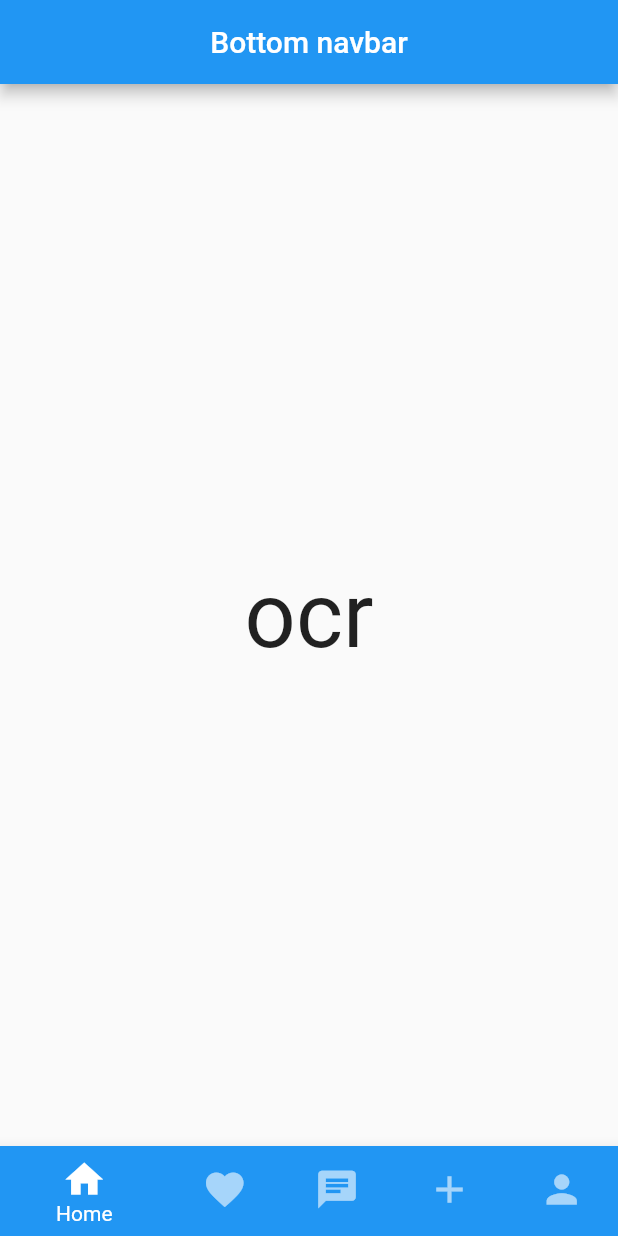
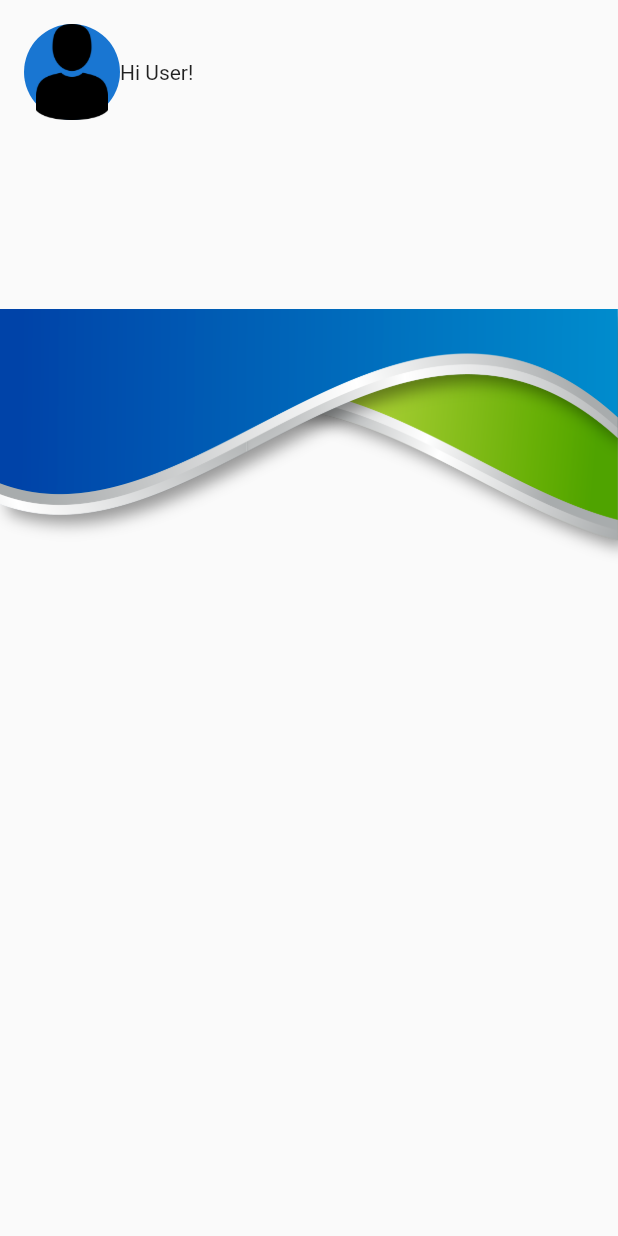
Before and after one commit to SmartShala/SmartShala_frontend-Flutter-, a Flutter app: the screen it shows after launch, on a phone screen of 412 x 824 dp. Run offline on Flutter 3.47's test engine with Material 2 defaults, Android fonts, the light colour scheme and no system bars.

Commit message:
icon add

```diff
--- a/smart_shala/lib/home.dart
+++ b/smart_shala/lib/home.dart
@@ -15,7 +15,7 @@ class MainPage extends StatefulWidget {
 class _MainPageState extends State<MainPage> {
   int currentIndex = 0;
   final screens = [
-    //testpage(),
+    const testpage(),
     ocrpage(),
     //addtestpage(),
     const LoginView(),
--- a/smart_shala/lib/main.dart
+++ b/smart_shala/lib/main.dart
@@ -2,6 +2,7 @@ import 'package:flutter/material.dart';
 import './login.dart';
 import './register.dart';
 import './home.dart';
+import '/test.dart';
 
 void main() {
   WidgetsFlutterBinding.ensureInitialized();
@@ -10,11 +11,12 @@ void main() {
     theme: ThemeData(
       primarySwatch: Colors.blue,
     ),
-    home: const MainPage(),
+    home: const testpage(),
     routes: {
       '/login/': (context) => const LoginView(),
       '/register/': (context) => const RegisterView(),
-      '/home/': (context) => MainPage(),
+      '/home/': (context) => const MainPage(),
+      '/test/': (context) => const testpage(),
     },
   ));
 }
--- a/smart_shala/lib/test.dart
+++ b/smart_shala/lib/test.dart
@@ -1,16 +1,49 @@
-// import 'package:flutter/material.dart';
+import 'package:flutter/material.dart';
 
-// class testpage extends StatefulWidget {
-//   //const testpage({Key key}) : super(key: key);
-//   @override
-//   _testpageState createState() => _testpageState();
-// }
+// ignore: camel_case_types
+class testpage extends StatefulWidget {
+  const testpage({Key? key}) : super(key: key);
+  @override
+  _testpageState createState() => _testpageState();
+}
 
-// class _testpageState extends State<testpage> {
-//   @override
-//   Widget build(BuildContext context) {
-//     final double height = MediaQuery.of(context).size.height;
-//     final double width = MediaQuery.of(context).size.width;
-//     return Scaffold(backgroundColor: Colors.white, body: Column());
-//   }
-// }
+// ignore: camel_case_types
+class _testpageState extends State<testpage> {
+  @override
+  Widget build(BuildContext context) {
+    var size = MediaQuery.of(context).size;
+    return Scaffold(
+      body: Stack(children: <Widget>[
+        Container(
+            height: size.height * 2,
+            decoration: const BoxDecoration(
+              image:
+                  DecorationImage(image: AssetImage('assets/images/head.png')),
+            )),
+        SafeArea(
+            child: Padding(
+                padding: const EdgeInsets.all(16.0),
+                child: Column(children: <Widget>[
+                  SizedBox(
+                    height: 64,
+                    child: Row(
+                      crossAxisAlignment: CrossAxisAlignment.start,
+                      children: <Widget>[
+                        CircleAvatar(
+                            radius: 32,
+                            child: Image.asset("assets/images/usericon.png")),
+                        Column(
+                          mainAxisAlignment: MainAxisAlignment.center,
+                          crossAxisAlignment: CrossAxisAlignment.start,
+                          children: const <Widget>[
+                            Text('Hi User!'),
+                          ],
+                        )
+                      ],
+                    ),
+                  ),
+                ])))
+      ]),
+    );
+  }
+}
--- a/smart_shala/pubspec.yaml
+++ b/smart_shala/pubspec.yaml
@@ -35,6 +35,7 @@ dependencies:
   # Use with the CupertinoIcons class for iOS style icons.
   cupertino_icons: ^1.0.2
   material: ^1.0.0+2
+  flutter_svg: ^1.1.3
 
 dev_dependencies:
   flutter_test:
@@ -57,7 +58,9 @@ flutter:
   # included with your application, so that you can use the icons in
   # the material Icons class.
   uses-material-design: true
-
+  assets:
+   - assets/images/head.png
+   - assets/images/usericon.png
   # To add assets to your application, add an assets section, like this:
   # assets:
   #   - images/a_dot_burr.jpeg
```
Also changed, not shown: smart_shala/assets/images/head.png (added), smart_shala/assets/images/user.webp (added), smart_shala/assets/images/usericon.png (added), smart_shala/pubspec.lock.
